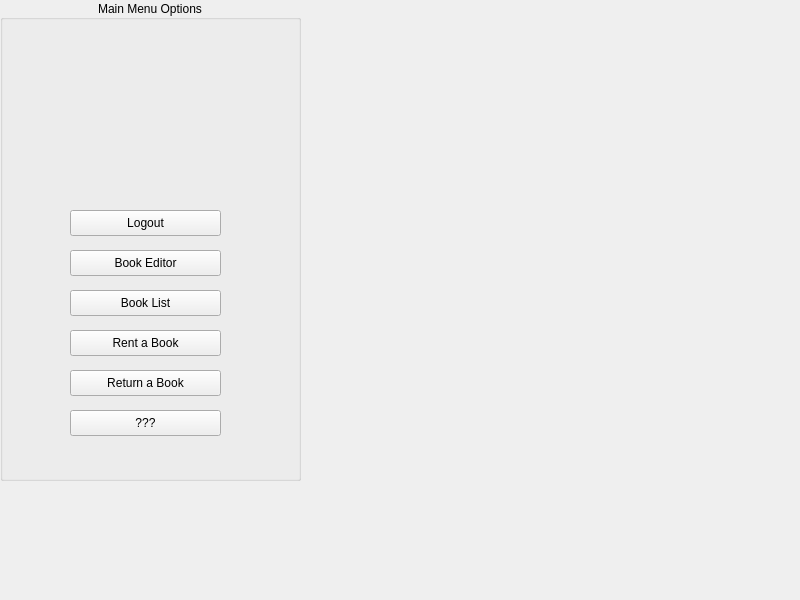
This is homewindow.ui in calderon-antoniop410/LibraryPlusPlus as Qt 5 draws it before an edit. The edited form follows.
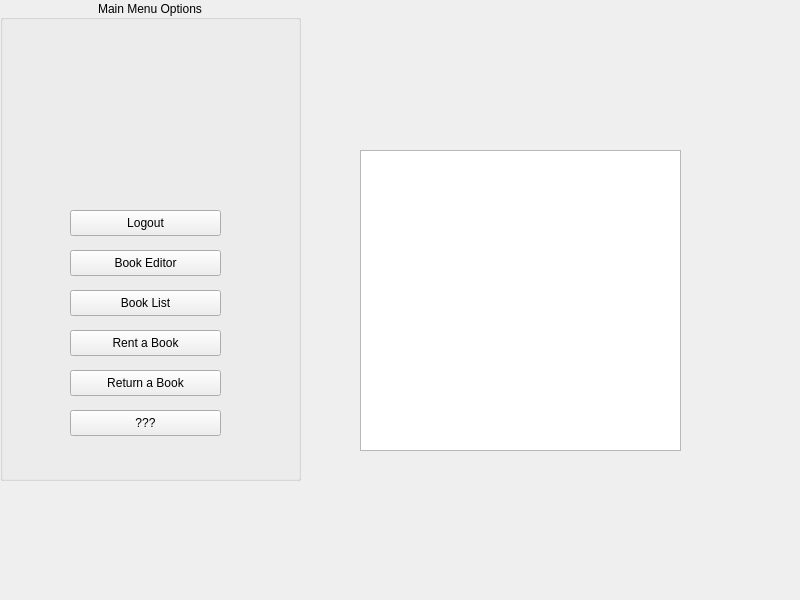
This is the edited form. Icons and pictures are not drawn.

```diff
--- a/homewindow.ui
+++ b/homewindow.ui
@@ -140,6 +140,16 @@
      <string/>
     </property>
    </widget>
+   <widget class="QTableWidget" name="borrowedTable">
+    <property name="geometry">
+     <rect>
+      <x>360</x>
+      <y>150</y>
+      <width>321</width>
+      <height>301</height>
+     </rect>
+    </property>
+   </widget>
   </widget>
  </widget>
  <resources>
```
